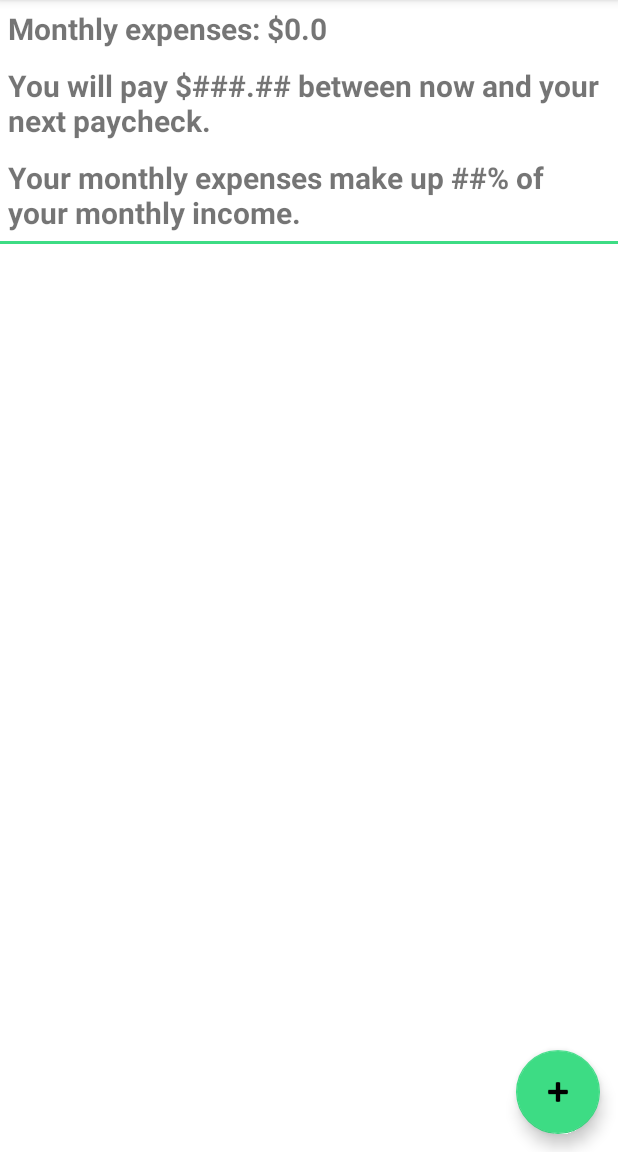
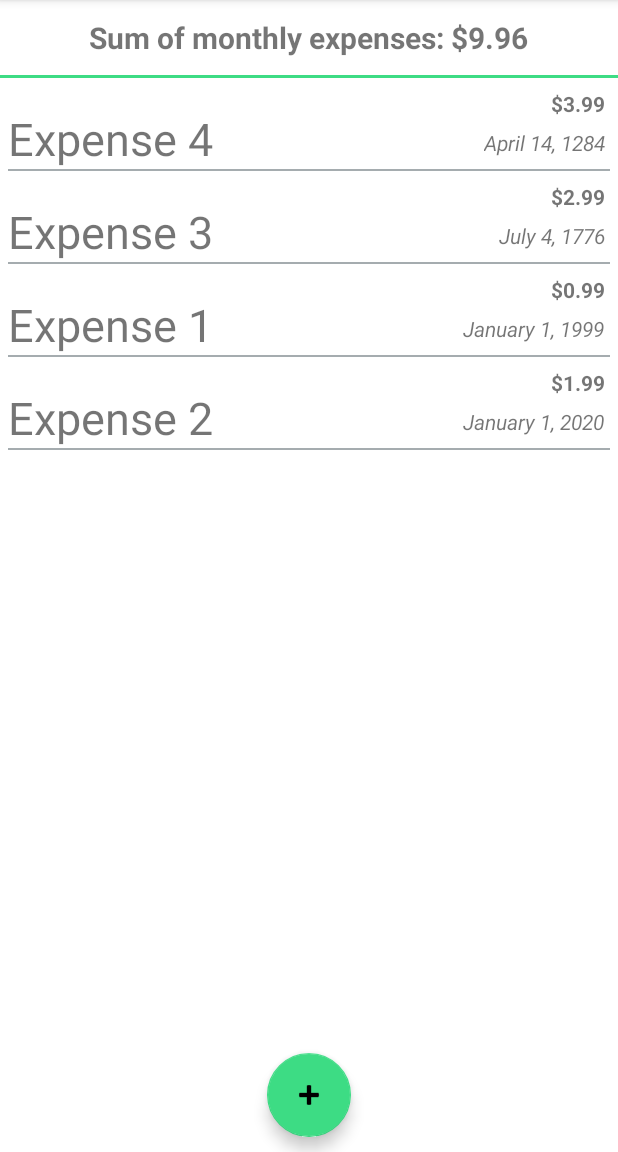
Before and after one commit to LRE323/monthly-expenses-tracker, an Android app: the screen it shows after launch (MainActivity), on a phone screen of 412 x 824 dp, the part 84-1236 px from its top. Run offline under Robolectric (Android 15) with nearby library versions, the phone set to English and light mode, and no system bars; our stand-ins replace Room's generated code.

Commit message:
Sorted expenses list by date, fixed expense amount decimals places, quick code cleaning

```diff
--- a/app/src/main/AndroidManifest.xml
+++ b/app/src/main/AndroidManifest.xml
@@ -14,6 +14,7 @@
             android:label="@string/title_activity_add_expense"
             android:theme="@style/Theme.MonthlyExpensesTracker.NoActionBar"></activity>
         <activity android:name="com.example.Main.MainActivity">
+
             <intent-filter>
                 <action android:name="android.intent.action.MAIN" />
 
--- a/app/src/main/java/com/example/Main/AddExpenseActivity.java
+++ b/app/src/main/java/com/example/Main/AddExpenseActivity.java
@@ -4,7 +4,7 @@ import android.app.DatePickerDialog;
 import android.content.Intent;
 import android.os.Bundle;
 
-import com.example.Main.Room.Expense;
+import com.example.Main.ExpenseRoom.Expense;
 import com.example.monthlyexpensestracker.R;
 
 import androidx.appcompat.app.AppCompatActivity;
@@ -21,13 +21,10 @@ import java.util.Calendar;
 public class AddExpenseActivity extends AppCompatActivity implements DatePickerDialog.OnDateSetListener {
 
     private TextView expenseNameInputEditText;
-    private String expenseNameInputAsString;
 
     private TextView expenseAmountInputEditText;
-    private double expenseAmountInputAsDouble;
 
     private TextView expenseDateInputTextView;
-    private String expenseDateInputAsString;
 
     @Override
     protected void onCreate(Bundle savedInstanceState) {
@@ -48,6 +45,10 @@ public class AddExpenseActivity extends AppCompatActivity implements DatePickerD
         } else {
 
             // Create the new Expense.
+            String expenseNameInputAsString = expenseNameInputEditText.getText().toString();
+            double expenseAmountInputAsDouble = Double.parseDouble(expenseAmountInputEditText.getText().toString());
+            String expenseDateInputAsString = expenseDateInputTextView.getText().toString();
+
             Expense newExpense = new Expense(expenseNameInputAsString, expenseAmountInputAsDouble, expenseDateInputAsString);
 
             // Create a new Intent as a container for the new Expense.
@@ -96,25 +97,23 @@ public class AddExpenseActivity extends AppCompatActivity implements DatePickerD
     private boolean expenseInputIsValid() {
 
         // Check if expenseNameInputEditText is valid.
-        expenseNameInputAsString = expenseNameInputEditText.getText().toString();
+        String expenseNameInputAsString = expenseNameInputEditText.getText().toString();
         if ( expenseNameInputAsString.isEmpty() ) {
-            Toast.makeText(this, "Please enter an expense name.", Toast.LENGTH_SHORT).show();
+            Toast.makeText(this, "Please enter an expense name", Toast.LENGTH_SHORT).show();
             return false;
         }
 
         // Check if expenseAmountInputEditText is valid.
         String expenseAmountInputAsString = expenseAmountInputEditText.getText().toString();
         if ( expenseAmountInputAsString.isEmpty() ) {
-            Toast.makeText(this, "Please enter an expense amount.", Toast.LENGTH_SHORT).show();
+            Toast.makeText(this, "Please enter an expense amount", Toast.LENGTH_SHORT).show();
             return false;
-        } else {
-            expenseAmountInputAsDouble = Double.parseDouble(expenseAmountInputAsString);
         }
 
         // Check if expenseDateInputTextView is valid.
-        expenseDateInputAsString = expenseDateInputTextView.getText().toString();
+        String expenseDateInputAsString = expenseDateInputTextView.getText().toString();
         if ( expenseDateInputAsString.isEmpty() ) {
-            Toast.makeText(this, "Please select an expense date.", Toast.LENGTH_SHORT).show();
+            Toast.makeText(this, "Please select an expense date", Toast.LENGTH_SHORT).show();
             return false;
         }
 
--- a/app/src/main/java/com/example/Main/ExpenseListAdapter.java
+++ b/app/src/main/java/com/example/Main/ExpenseListAdapter.java
@@ -6,7 +6,7 @@ import androidx.annotation.NonNull;
 import androidx.recyclerview.widget.DiffUtil;
 import androidx.recyclerview.widget.ListAdapter;
 
-import com.example.Main.Room.Expense;
+import com.example.Main.ExpenseRoom.Expense;
 
 public class ExpenseListAdapter extends ListAdapter<Expense, ExpenseViewHolder> {
 
--- a/app/src/main/java/com/example/Main/Room/Expense.java
+++ b/app/src/main/java/com/example/Main/ExpenseRoom/Expense.java
@@ -1,7 +1,6 @@
-package com.example.Main.Room;
+package com.example.Main.ExpenseRoom;
 
 
-import android.icu.util.Calendar;
 import android.os.Parcel;
 import android.os.Parcelable;
 
@@ -9,9 +8,6 @@ import androidx.annotation.NonNull;
 import androidx.room.ColumnInfo;
 import androidx.room.Entity;
 import androidx.room.PrimaryKey;
-
-import java.text.DateFormat;
-import java.text.SimpleDateFormat;
 
 /*
 Entity: Annotated class that describes a database table when working with Room.
@@ -81,7 +77,7 @@ public class Expense implements Parcelable {
 
     @Override
     public String toString() {
-        return this.expenseName + ", " + this.expenseAmount + ", " + this.expenseDate;
+        return this.expenseName/* + ", " + this.expenseAmount + ", " + this.expenseDate*/;
     }
 
     @Override
--- a/app/src/main/java/com/example/Main/Room/ExpenseDao.java
+++ b/app/src/main/java/com/example/Main/ExpenseRoom/ExpenseDao.java
@@ -1,4 +1,4 @@
-package com.example.Main.Room;
+package com.example.Main.ExpenseRoom;
 
 import androidx.lifecycle.LiveData;
 import androidx.room.Dao;
@@ -30,7 +30,8 @@ public interface ExpenseDao {
     // Declares a method to delete all the Expenses.
     void deleteAll();
 
-    // Returns a list of alphabetized Expenses.
+    // Returns a LiveData list of expenses.
     @Query("SELECT * FROM expense_table ORDER BY expense_name ASC")
-    LiveData< List<Expense> > getAlphabetizedExpenses();
+    LiveData< List<Expense> > getExpensesAsLiveData();
+
 }
--- a/app/src/main/java/com/example/Main/Room/ExpenseRepository.java
+++ b/app/src/main/java/com/example/Main/ExpenseRoom/ExpenseRepository.java
@@ -1,4 +1,4 @@
-package com.example.Main.Room;
+package com.example.Main.ExpenseRoom;
 
 import android.app.Application;
 
@@ -22,11 +22,11 @@ public class ExpenseRepository {
         expenseDao = db.expenseDao();
 
         // Create a List<Expense> sorted by ascending expenseName.
-        allExpenses = expenseDao.getAlphabetizedExpenses();
+        allExpenses = expenseDao.getExpensesAsLiveData();
     }
 
     // Returns the LiveData list of Expenses from Room.
-    LiveData< List<Expense> > getAllExpenses() {
+    LiveData< List<Expense> > getExpensesAsLiveData() {
         return allExpenses;
     }
 
--- a/app/src/main/java/com/example/Main/Room/ExpenseRoomDatabase.java
+++ b/app/src/main/java/com/example/Main/ExpenseRoom/ExpenseRoomDatabase.java
@@ -1,4 +1,4 @@
-package com.example.Main.Room;
+package com.example.Main.ExpenseRoom;
 
 import android.content.Context;
 
@@ -63,20 +63,6 @@ public abstract class ExpenseRoomDatabase extends RoomDatabase {
         @Override
         public void onCreate(@NonNull SupportSQLiteDatabase db) {
             super.onCreate(db);
-
-            // If you want to keep data through app restarts,
-            // comment out the following block
-            databaseWriteExecutor.execute(() -> {
-                // Populate the database in the background.
-                // If you want to start with more words, just add them.
-                ExpenseDao dao = INSTANCE.expenseDao();
-
-                /*Expense expense1 = new Expense("Spotify", 9.99, "April 1, 2021");
-                Expense expense2 = new Expense("Hulu", 11.99, "April 12, 2021");
-
-                dao.insert(expense1);
-                dao.insert(expense2);*/
-            });
         }
     };
 }
--- a/app/src/main/java/com/example/Main/Room/ExpenseViewModel.java
+++ b/app/src/main/java/com/example/Main/ExpenseRoom/ExpenseViewModel.java
@@ -1,4 +1,4 @@
-package com.example.Main.Room;
+package com.example.Main.ExpenseRoom;
 
 import android.app.Application;
 
@@ -16,10 +16,11 @@ public class ExpenseViewModel extends AndroidViewModel {
     public ExpenseViewModel(Application application) {
         super(application);
         expenseRepository = new ExpenseRepository(application);
-        allExpenses = expenseRepository.getAllExpenses();
+        allExpenses = expenseRepository.getExpensesAsLiveData();
+       // listOfExpenses = expenseRepository.getExpensesAsList();
     }
 
-    public LiveData< List<Expense> > getAllExpenses() {
+    public LiveData< List<Expense> > getExpensesAsLiveData() {
         return allExpenses;
     }
 
--- a/app/src/main/java/com/example/Main/ExpenseViewHolder.java
+++ b/app/src/main/java/com/example/Main/ExpenseViewHolder.java
@@ -7,7 +7,7 @@ import android.widget.TextView;
 
 import androidx.recyclerview.widget.RecyclerView;
 
-import com.example.Main.Room.Expense;
+import com.example.Main.ExpenseRoom.Expense;
 import com.example.monthlyexpensestracker.R;
 
 public class ExpenseViewHolder extends RecyclerView.ViewHolder {
@@ -25,7 +25,7 @@ public class ExpenseViewHolder extends RecyclerView.ViewHolder {
     public void bind (Expense currentExpense) {
 
         expenseNameTextView.setText( currentExpense.getExpenseName() );
-        expenseAmountTextView.setText( "$" + currentExpense.getExpenseAmount() );
+        expenseAmountTextView.setText( "$" +  String.format("%.2f", currentExpense.getExpenseAmount())  );
         expenseDateTextView.setText( currentExpense.getExpenseDate() );
 
     }
--- a/app/src/main/java/com/example/Main/MainActivity.java
+++ b/app/src/main/java/com/example/Main/MainActivity.java
@@ -7,23 +7,37 @@ import androidx.recyclerview.widget.RecyclerView;
 
 import android.content.Intent;
 import android.os.Bundle;
-import android.os.Parcel;
-import android.os.Parcelable;
 import android.util.Log;
 import android.view.View;
 import android.widget.TextView;
+import android.widget.Toast;
 
-import com.example.Main.Room.Expense;
-import com.example.Main.Room.ExpenseDao;
-import com.example.Main.Room.ExpenseViewModel;
+import com.example.Main.ExpenseRoom.Expense;
+import com.example.Main.ExpenseRoom.ExpenseViewModel;
 import com.example.monthlyexpensestracker.R;
 
+import java.text.DateFormat;
+import java.text.ParseException;
+import java.text.SimpleDateFormat;
+import java.time.LocalDate;
+import java.util.ArrayList;
+import java.util.Calendar;
+import java.util.Date;
+import java.util.List;
+
     public class MainActivity extends AppCompatActivity {
+        // XML objects
         private TextView headerTotal;
-    private TextView headerPaycheck;
-    private TextView headerPercent;
+        private RecyclerView recyclerView;
+        private ExpenseListAdapter adapter;
+
+        // These two will be added in a later version.
+        //private TextView headerPaycheck;
+        //private TextView headerPercent;
+
         public ExpenseViewModel mExpenseViewModel;
         private String LOG_TAG = "MainActivity";
+        private String SORT_TAG = "Sort";
         private static final int ADD_EXPENSE_ACTIVITY_REQUEST_CODE = 100;
 
         // Define a request code as a member of the MainActivity
@@ -35,36 +49,52 @@ import com.example.monthlyexpensestracker.R;
             super.onCreate(savedInstanceState);
             setContentView(R.layout.activity_main);
 
-        // Get a handle to all the TextView objects in LinearLayout headersHolder.
-        headerTotal = findViewById(R.id.headerTotal);
-        headerPaycheck = findViewById(R.id.headerPaycheck);
-        headerPercent = findViewById(R.id.headerPercent);
+            create_all_XML_objects();
 
-        // Set the text for the TextView objects in headersHolder.
-        setHeadersHolderText();
+            createAllOnClickListeners();
 
-        // Get a handle to the RecyclerView.
-        RecyclerView recyclerView = findViewById(R.id.recyclerView);
-        // Create an adapter.
-        final ExpenseListAdapter adapter = new ExpenseListAdapter(new ExpenseListAdapter.ExpenseDiff());
-        // Connect the adapter with the RecyclerView.
-        recyclerView.setAdapter(adapter);
-        // Give the RecyclerView a default layout manager.
-        recyclerView.setLayoutManager(new LinearLayoutManager(this));
+            connectToRoomDatabase();
 
-        // Get a ViewModel from the ViewModelProvider
-        mExpenseViewModel = new ViewModelProvider(this).get(ExpenseViewModel.class);
+            // Delete all previously made expenses. For development purposes.
+            //mExpenseViewModel.deleteAll();
 
+            createDummyExpense();
 
+            observeData();
+        }
+
+        private void observeData() {
             // Add an observer for the LiveData. The onChanged() method fires when the observed data
             // changes and the activity is in the foreground.
-        mExpenseViewModel.getAllExpenses().observe(this, expenses -> {
+            mExpenseViewModel.getExpensesAsLiveData().observe(this, expenses -> {
+
+                // Sort expenses.
+                sortExpensesByDate(expenses);
+
                 // Update the cached copy of the words in the adapter.
                 adapter.submitList(expenses);
             });
 
-        // Delete all Expenses onCreate(). FOR TESTING PURPOSES ONLY.
-        mExpenseViewModel.deleteAll();
+            // Set the text for the TextView objects in headersHolder.
+            setHeadersHolderText();
+        }
+
+        private void connectToRoomDatabase() {
+            // Get a ViewModel from the ViewModelProvider
+            mExpenseViewModel = new ViewModelProvider(this).get(ExpenseViewModel.class);
+        }
+
+        private void createAllOnClickListeners() {
+            /*
+            headerPercent.setOnLongClickListener(new View.OnLongClickListener() {
+                    @Override
+                    public boolean onLongClick(View v) {
+                        Toast.makeText(MainActivity.this, "Test long click", Toast.LENGTH_SHORT)
+                        .show();
+                        return true;
+                    }
+                });
+            */
         }
 
         //Starts AddExpenseActivity
@@ -99,23 +129,30 @@ import com.example.monthlyexpensestracker.R;
                     }
                 }
             }
-
         }
         // Sets the text for all TextViews in the LinearLayout headersHolder.
         private void setHeadersHolderText() {
             setHeaderTotalText();
-        setHeaderPaycheckText();
-        setHeaderPercentText();
+            //setHeaderPaycheckText();
+            //setHeaderPercentText();
         }
 
+        // TODO: Round off sumOfExpenses to 0.01
         private void setHeaderTotalText() {
-        // Get the sum of all the monthly expenses.
+            // Get a List<Expense> from the Room database.
+            mExpenseViewModel.getExpensesAsLiveData().observe(this, expenses -> {
                 double sumOfExpenses = 0;
-        // Set the text for TextView headerTotal.
-        String text = "Monthly expenses: $" + sumOfExpenses;
-        headerTotal.setText(text);
+                for (Expense e: expenses) {
+                    double currentExpenseAmount = e.getExpenseAmount();
+                    sumOfExpenses += currentExpenseAmount;
+                }
+                // Format sumOfExpenses to 0.01
+                String sumOfExpensesFormatted = String.format("%.2f", sumOfExpenses);
+                headerTotal.setText("Sum of monthly expenses: $" + sumOfExpensesFormatted);
+            });
         }
 
+        /*
         private void setHeaderPaycheckText() {
             // TODO: Set the text in headerPaycheck with paycheck date info.
             headerPaycheck.setText("You will pay $###.## between now and your next paycheck.");
@@ -123,8 +160,9 @@ import com.example.monthlyexpensestracker.R;
 
         private void setHeaderPercentText() {
             // TODO: Set the text in headerPercent with paycheck amount info.
-        headerPercent.setText("Your monthly expenses make up ##% of your monthly income.");
+            //headerPercent.setText("Your monthly expenses make up ##% of your monthly income.");
         }
+         */
 
         @Override
         protected void onStart() {
@@ -138,4 +176,75 @@ import com.example.monthlyexpensestracker.R;
             Log.i(LOG_TAG, "onPause");
         }
 
+
+        private void sortExpensesByDate(List<Expense> expenses) {
+
+            // Create a new DateFormat object, to parse expenseDate for every Expense.
+            DateFormat dateFormat = DateFormat.getDateInstance();
+
+            for (int i = 1; i < expenses.size(); i++) {
+                int k = i;
+
+                try {
+
+                    while (k > 0) {
+                        // Get Expenses.
+                        Expense currentExpense = expenses.get(k);
+                        Expense previousExpense = expenses.get(k - 1);
+
+                        // Get expenseDates.
+                        String currentExpenseDate = currentExpense.getExpenseDate();
+                        String previousExpenseDate = previousExpense.getExpenseDate();
+
+                        // Parse to Date objects.
+                        Date currentDate = dateFormat.parse(currentExpenseDate);
+                        Date previousDate = dateFormat.parse(previousExpenseDate);
+
+
+                        if ( currentDate.before(previousDate) ) {
+
+                            // Swap.
+                            expenses.set(k - 1, currentExpense );
+                            expenses.set(k, previousExpense);
+
+                            // Go down the list.
+                            k--;
+                        } else {
+                            break;
                         }
+                    }
+                } catch (ParseException e) {
+                }
+            }
+        }
+
+        private void createDummyExpense() {
+            mExpenseViewModel.insert(new Expense("Expense 1", 0.99, "January 1, 1999"));
+            mExpenseViewModel.insert(new Expense("Expense 2", 1.99, "January 1, 2020"));
+            mExpenseViewModel.insert(new Expense("Expense 3", 2.99, "July 4, 1776"));
+            mExpenseViewModel.insert(new Expense("Expense 4", 3.99, "April 14, 1284"));
+        }
+
+        private void create_all_XML_objects() {
+            headerTotal = findViewById(R.id.headerTotal);
+            //headerPaycheck = findViewById(R.id.headerPaycheck);
+            //headerPercent = findViewById(R.id.headerPercent);
+
+            // Get a handle to the RecyclerView.
+            createRecyclerViewAndRelated();
+
+        }
+
+        private void createRecyclerViewAndRelated() {
+            recyclerView = findViewById(R.id.recyclerView);
+
+            // Create an adapter.
+            adapter = new ExpenseListAdapter(new ExpenseListAdapter.ExpenseDiff());
+
+            // Connect the adapter with the RecyclerView.
+            recyclerView.setAdapter(adapter);
+
+            // Give the RecyclerView a default layout manager.
+            recyclerView.setLayoutManager(new LinearLayoutManager(this));
+        }
+    }
--- /dev/null
+++ b/app/src/main/java/com/example/Main/MonthlyIncome.java
@@ -0,0 +1,17 @@
+package com.example.Main;
+
+public class MonthlyIncome {
+    private double monthlyIncome;
+
+    public MonthlyIncome(double monthlyIncome) {
+        this.monthlyIncome = monthlyIncome;
+    }
+
+    public double getMonthlyIncome() {
+        return this.monthlyIncome;
+    }
+
+    public void setMonthlyIncome(double monthlyIncome) {
+        this.monthlyIncome = monthlyIncome;
+    }
+}
--- a/app/src/main/res/layout/activity_main.xml
+++ b/app/src/main/res/layout/activity_main.xml
@@ -5,19 +5,6 @@
     android:layout_width="match_parent"
     android:layout_height="match_parent"
     tools:context="com.example.Main.MainActivity">
-
-    <com.google.android.material.floatingactionbutton.FloatingActionButton
-        android:id="@+id/testFab"
-        android:layout_width="wrap_content"
-        android:layout_height="wrap_content"
-        android:layout_marginEnd="12dp"
-        android:layout_marginBottom="12dp"
-        android:clickable="true"
-        android:onClick="openAddNewExpenseActivity"
-        app:backgroundTint="@color/android_green"
-        app:layout_constraintBottom_toBottomOf="parent"
-        app:layout_constraintEnd_toEndOf="parent"
-        app:srcCompat="@android:drawable/ic_input_add" />
 
     <LinearLayout
         android:id="@+id/headersHolder"
@@ -30,14 +17,17 @@
 
         <TextView
             android:id="@+id/headerTotal"
+            android:layout_gravity="center"
+            android:gravity="center"
             android:layout_width="wrap_content"
-            android:layout_height="wrap_content"
+            android:layout_height="50dp"
             android:padding="5dp"
             android:text=""
             android:textSize="@dimen/headerFontSize"
             android:textStyle="bold" />
 
         <TextView
+            android:visibility="gone"
             android:id="@+id/headerPaycheck"
             android:layout_width="wrap_content"
             android:layout_height="wrap_content"
@@ -47,13 +37,16 @@
             android:textStyle="bold" />
 
         <TextView
+            android:visibility="gone"
+            android:gravity="center"
             android:id="@+id/headerPercent"
             android:layout_width="match_parent"
-            android:layout_height="wrap_content"
+            android:layout_height="50dp"
+            android:clickable="true"
             android:padding="5dp"
-            android:text=""
+            android:text="@string/header_percent_no_monthly_income"
             android:textSize="@dimen/headerFontSize"
-            android:textStyle="bold" />
+            android:textStyle="italic" />
 
         <View
             android:layout_width="match_parent"
@@ -67,10 +60,10 @@
         android:id="@+id/recyclerView"
         android:layout_width="0dp"
         android:layout_height="0dp"
-        android:layout_marginBottom="50dp"
         android:paddingStart="5dp"
         android:paddingEnd="5dp"
-        app:layout_constraintBottom_toBottomOf="parent"
+        android:layout_marginBottom="5dp"
+        app:layout_constraintBottom_toTopOf="@id/testFab"
         app:layout_constraintEnd_toEndOf="parent"
         app:layout_constraintStart_toStartOf="parent"
         app:layout_constraintTop_toBottomOf="@id/headersHolder">
@@ -78,4 +71,19 @@
     </androidx.recyclerview.widget.RecyclerView>
 
 
+    <com.google.android.material.floatingactionbutton.FloatingActionButton
+        android:id="@+id/testFab"
+        android:layout_gravity="center"
+        android:layout_width="wrap_content"
+        android:layout_height="wrap_content"
+        android:layout_margin="10dp"
+        android:clickable="true"
+        android:onClick="openAddNewExpenseActivity"
+        app:backgroundTint="@color/android_green"
+        app:layout_constraintStart_toStartOf="parent"
+        app:layout_constraintBottom_toBottomOf="parent"
+        app:layout_constraintEnd_toEndOf="parent"
+        app:srcCompat="@android:drawable/ic_input_add" />
+
+
 </androidx.constraintlayout.widget.ConstraintLayout>
--- a/app/src/main/res/layout/expenselist_item.xml
+++ b/app/src/main/res/layout/expenselist_item.xml
@@ -14,9 +14,10 @@
             android:layout_height="wrap_content"
             android:layout_alignParentStart="true"
             android:layout_alignParentTop="true"
-            android:paddingTop="40dp"
+            android:paddingTop="20dp"
             android:text=""
-            android:textSize="25sp" />
+            android:textSize="30sp"
+            />
 
         <LinearLayout
             android:layout_width="wrap_content"
@@ -26,17 +27,19 @@
             android:orientation="vertical">
 
             <TextView
+                android:textStyle="bold"
                 android:id="@+id/expenseAmountTextView"
                 android:layout_width="wrap_content"
                 android:layout_height="wrap_content"
-                android:gravity="end"
-                android:text="AMOUNT GOES HERE" />
+                android:layout_gravity="end"
+                android:padding="3dp"/>
 
             <TextView
+                android:textStyle="italic"
+                android:padding="3dp"
                 android:id="@+id/expenseDateTextView"
                 android:layout_width="wrap_content"
-                android:layout_height="wrap_content"
-                android:text="DATE GOES HERE" />
+                android:layout_height="wrap_content" />
 
         </LinearLayout>
 
--- a/app/src/main/res/values/colors.xml
+++ b/app/src/main/res/values/colors.xml
@@ -1,5 +1,7 @@
 <?xml version="1.0" encoding="utf-8"?>
 <resources>
+    <color name="old_glory_red">#B71234</color>
+
     <color name="dodger_silver">#A5ACAF</color>
     <color name="android_green">#3DDC84</color>
     <color name="purple_200">#FFBB86FC</color>
--- a/app/src/main/res/values/strings.xml
+++ b/app/src/main/res/values/strings.xml
@@ -1,6 +1,5 @@
 <resources>
     <string name="app_name">Monthly Expenses Tracker</string>
-    <string name="test_scrollable_text">THE LIST OF RECURRING EXPENSES GOES HERE TEST TEST TEST TEST
-        TEST TEST TEST TEST TEST TEST TEST TEST TEST TEST TEST TEST TEST TEST TEST TEST TEST TEST</string>
     <string name="title_activity_add_expense">AddExpense</string>
+    <string name="header_percent_no_monthly_income">Click here to set monthly income</string>
 </resources>
```
Lines whose indentation alone changed are shown as unchanged.
